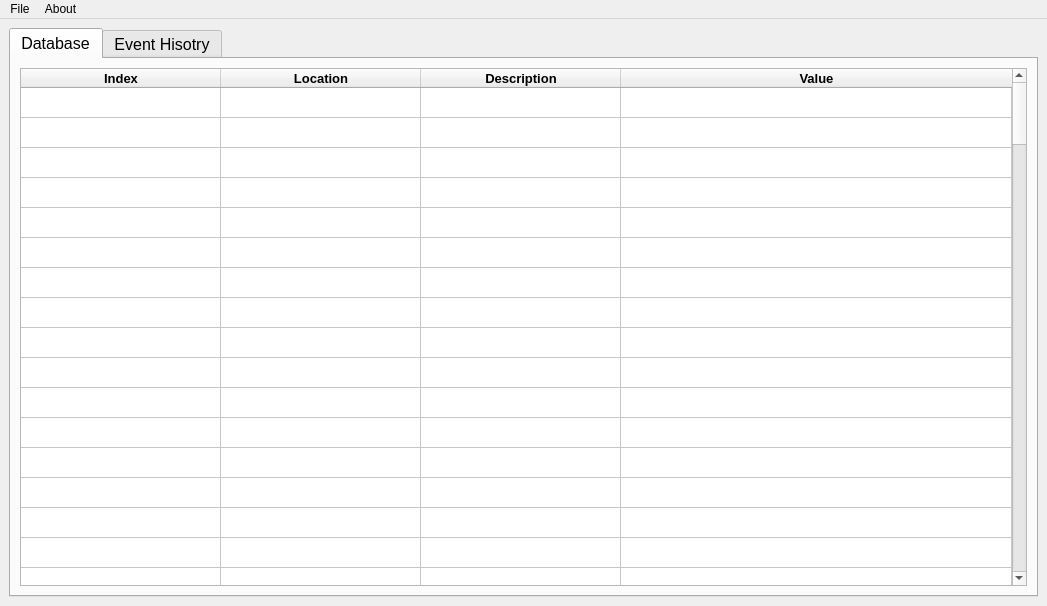
Qt form database_wnd/database.ui (BibinGee/Platform1_UI) before a commit.
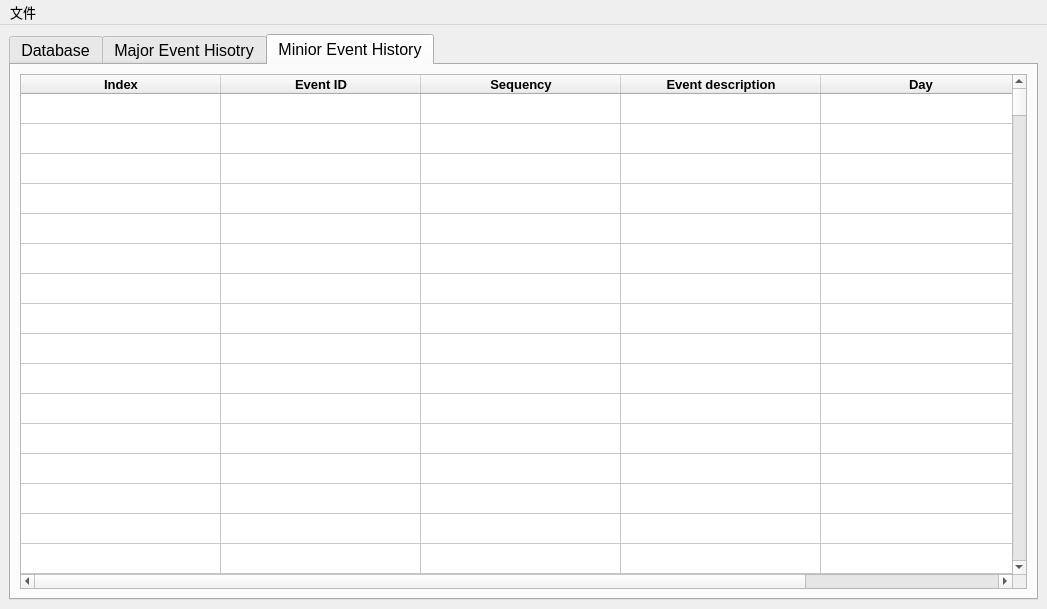
The same form after that commit. The open tabs and pages were chosen to show the change.

```diff
--- a/database_wnd/database.ui
+++ b/database_wnd/database.ui
@@ -7,7 +7,7 @@
     <x>0</x>
     <y>0</y>
     <width>1047</width>
-    <height>606</height>
+    <height>609</height>
    </rect>
   </property>
   <property name="windowTitle">
@@ -372,7 +372,7 @@
         </widget>
         <widget class="QWidget" name="tab_2">
          <attribute name="title">
-          <string>Event Hisotry</string>
+          <string>Major Event Hisotry</string>
          </attribute>
          <layout class="QVBoxLayout" name="verticalLayout_2">
           <item>
@@ -996,6 +996,628 @@
           </item>
          </layout>
         </widget>
+        <widget class="QWidget" name="MinorE">
+         <attribute name="title">
+          <string>Minior Event History</string>
+         </attribute>
+         <layout class="QVBoxLayout" name="verticalLayout_4">
+          <item>
+           <widget class="QTableWidget" name="minor_event_table">
+            <property name="minimumSize">
+             <size>
+              <width>993</width>
+              <height>0</height>
+             </size>
+            </property>
+            <property name="showGrid">
+             <bool>true</bool>
+            </property>
+            <property name="sortingEnabled">
+             <bool>true</bool>
+            </property>
+            <property name="rowCount">
+             <number>500</number>
+            </property>
+            <property name="columnCount">
+             <number>5</number>
+            </property>
+            <attribute name="horizontalHeaderCascadingSectionResizes">
+             <bool>true</bool>
+            </attribute>
+            <attribute name="horizontalHeaderMinimumSectionSize">
+             <number>50</number>
+            </attribute>
+            <attribute name="horizontalHeaderDefaultSectionSize">
+             <number>200</number>
+            </attribute>
+            <attribute name="verticalHeaderVisible">
+             <bool>false</bool>
+            </attribute>
+            <attribute name="verticalHeaderCascadingSectionResizes">
+             <bool>false</bool>
+            </attribute>
+            <attribute name="verticalHeaderHighlightSections">
+             <bool>true</bool>
+            </attribute>
+            <row/>
+            <row/>
+            <row/>
+            <row/>
+            <row/>
+            <row/>
+            <row/>
+            <row/>
+            <row/>
+            <row/>
+            <row/>
+            <row/>
+            <row/>
+            <row/>
+            <row/>
+            <row/>
+            <row/>
+            <row/>
+            <row/>
+            <row/>
+            <row/>
+            <row/>
+            <row/>
+            <row/>
+            <row/>
+            <row/>
+            <row/>
+            <row/>
+            <row/>
+            <row/>
+            <row/>
+            <row/>
+            <row/>
+            <row/>
+            <row/>
+            <row/>
+            <row/>
+            <row/>
+            <row/>
+            <row/>
+            <row/>
+            <row/>
+            <row/>
+            <row/>
+            <row/>
+            <row/>
+            <row/>
+            <row/>
+            <row/>
+            <row/>
+            <row/>
+            <row/>
+            <row/>
+            <row/>
+            <row/>
+            <row/>
+            <row/>
+            <row/>
+            <row/>
+            <row/>
+            <row/>
+            <row/>
+            <row/>
+            <row/>
+            <row/>
+            <row/>
+            <row/>
+            <row/>
+            <row/>
+            <row/>
+            <row/>
+            <row/>
+            <row/>
+            <row/>
+            <row/>
+            <row/>
+            <row/>
+            <row/>
+            <row/>
+            <row/>
+            <row/>
+            <row/>
+            <row/>
+            <row/>
+            <row/>
+            <row/>
+            <row/>
+            <row/>
+            <row/>
+            <row/>
+            <row/>
+            <row/>
+            <row/>
+            <row/>
+            <row/>
+            <row/>
+            <row/>
+            <row/>
+            <row/>
+            <row/>
+            <row/>
+            <row/>
+            <row/>
+            <row/>
+            <row/>
+            <row/>
+            <row/>
+            <row/>
+            <row/>
+            <row/>
+            <row/>
+            <row/>
+            <row/>
+            <row/>
+            <row/>
+            <row/>
+            <row/>
+            <row/>
+            <row/>
+            <row/>
+            <row/>
+            <row/>
+            <row/>
+            <row/>
+            <row/>
+            <row/>
+            <row/>
+            <row/>
+            <row/>
+            <row/>
+            <row/>
+            <row/>
+            <row/>
+            <row/>
+            <row/>
+            <row/>
+            <row/>
+            <row/>
+            <row/>
+            <row/>
+            <row/>
+            <row/>
+            <row/>
+            <row/>
+            <row/>
+            <row/>
+            <row/>
+            <row/>
+            <row/>
+            <row/>
+            <row/>
+            <row/>
+            <row/>
+            <row/>
+            <row/>
+            <row/>
+            <row/>
+            <row/>
+            <row/>
+            <row/>
+            <row/>
+            <row/>
+            <row/>
+            <row/>
+            <row/>
+            <row/>
+            <row/>
+            <row/>
+            <row/>
+            <row/>
+            <row/>
+            <row/>
+            <row/>
+            <row/>
+            <row/>
+            <row/>
+            <row/>
+            <row/>
+            <row/>
+            <row/>
+            <row/>
+            <row/>
+            <row/>
+            <row/>
+            <row/>
+            <row/>
+            <row/>
+            <row/>
+            <row/>
+            <row/>
+            <row/>
+            <row/>
+            <row/>
+            <row/>
+            <row/>
+            <row/>
+            <row/>
+            <row/>
+            <row/>
+            <row/>
+            <row/>
+            <row/>
+            <row/>
+            <row/>
+            <row/>
+            <row/>
+            <row/>
+            <row/>
+            <row/>
+            <row/>
+            <row/>
+            <row/>
+            <row/>
+            <row/>
+            <row/>
+            <row/>
+            <row/>
+            <row/>
+            <row/>
+            <row/>
+            <row/>
+            <row/>
+            <row/>
+            <row/>
+            <row/>
+            <row/>
+            <row/>
+            <row/>
+            <row/>
+            <row/>
+            <row/>
+            <row/>
+            <row/>
+            <row/>
+            <row/>
+            <row/>
+            <row/>
+            <row/>
+            <row/>
+            <row/>
+            <row/>
+            <row/>
+            <row/>
+            <row/>
+            <row/>
+            <row/>
+            <row/>
+            <row/>
+            <row/>
+            <row/>
+            <row/>
+            <row/>
+            <row/>
+            <row/>
+            <row/>
+            <row/>
+            <row/>
+            <row/>
+            <row/>
+            <row/>
+            <row/>
+            <row/>
+            <row/>
+            <row/>
+            <row/>
+            <row/>
+            <row/>
+            <row/>
+            <row/>
+            <row/>
+            <row/>
+            <row/>
+            <row/>
+            <row/>
+            <row/>
+            <row/>
+            <row/>
+            <row/>
+            <row/>
+            <row/>
+            <row/>
+            <row/>
+            <row/>
+            <row/>
+            <row/>
+            <row/>
+            <row/>
+            <row/>
+            <row/>
+            <row/>
+            <row/>
+            <row/>
+            <row/>
+            <row/>
+            <row/>
+            <row/>
+            <row/>
+            <row/>
+            <row/>
+            <row/>
+            <row/>
+            <row/>
+            <row/>
+            <row/>
+            <row/>
+            <row/>
+            <row/>
+            <row/>
+            <row/>
+            <row/>
+            <row/>
+            <row/>
+            <row/>
+            <row/>
+            <row/>
+            <row/>
+            <row/>
+            <row/>
+            <row/>
+            <row/>
+            <row/>
+            <row/>
+            <row/>
+            <row/>
+            <row/>
+            <row/>
+            <row/>
+            <row/>
+            <row/>
+            <row/>
+            <row/>
+            <row/>
+            <row/>
+            <row/>
+            <row/>
+            <row/>
+            <row/>
+            <row/>
+            <row/>
+            <row/>
+            <row/>
+            <row/>
+            <row/>
+            <row/>
+            <row/>
+            <row/>
+            <row/>
+            <row/>
+            <row/>
+            <row/>
+            <row/>
+            <row/>
+            <row/>
+            <row/>
+            <row/>
+            <row/>
+            <row/>
+            <row/>
+            <row/>
+            <row/>
+            <row/>
+            <row/>
+            <row/>
+            <row/>
+            <row/>
+            <row/>
+            <row/>
+            <row/>
+            <row/>
+            <row/>
+            <row/>
+            <row/>
+            <row/>
+            <row/>
+            <row/>
+            <row/>
+            <row/>
+            <row/>
+            <row/>
+            <row/>
+            <row/>
+            <row/>
+            <row/>
+            <row/>
+            <row/>
+            <row/>
+            <row/>
+            <row/>
+            <row/>
+            <row/>
+            <row/>
+            <row/>
+            <row/>
+            <row/>
+            <row/>
+            <row/>
+            <row/>
+            <row/>
+            <row/>
+            <row/>
+            <row/>
+            <row/>
+            <row/>
+            <row/>
+            <row/>
+            <row/>
+            <row/>
+            <row/>
+            <row/>
+            <row/>
+            <row/>
+            <row/>
+            <row/>
+            <row/>
+            <row/>
+            <row/>
+            <row/>
+            <row/>
+            <row/>
+            <row/>
+            <row/>
+            <row/>
+            <row/>
+            <row/>
+            <row/>
+            <row/>
+            <row/>
+            <row/>
+            <row/>
+            <row/>
+            <row/>
+            <row/>
+            <row/>
+            <row/>
+            <row/>
+            <row/>
+            <row/>
+            <row/>
+            <row/>
+            <row/>
+            <row/>
+            <row/>
+            <row/>
+            <row/>
+            <row/>
+            <row/>
+            <row/>
+            <row/>
+            <row/>
+            <row/>
+            <row/>
+            <row/>
+            <row/>
+            <row/>
+            <row/>
+            <row/>
+            <row/>
+            <row/>
+            <row/>
+            <row/>
+            <row/>
+            <row/>
+            <row/>
+            <row/>
+            <row/>
+            <row/>
+            <row/>
+            <row/>
+            <row/>
+            <row/>
+            <row/>
+            <row/>
+            <row/>
+            <row/>
+            <row/>
+            <row/>
+            <row/>
+            <row/>
+            <row/>
+            <row/>
+            <row/>
+            <row/>
+            <row/>
+            <row/>
+            <row/>
+            <row/>
+            <row/>
+            <row/>
+            <row/>
+            <row/>
+            <row/>
+            <row/>
+            <row/>
+            <row/>
+            <row/>
+            <row/>
+            <row/>
+            <row/>
+            <row/>
+            <row/>
+            <column>
+             <property name="text">
+              <string>Index</string>
+             </property>
+             <property name="font">
+              <font>
+               <pointsize>10</pointsize>
+               <weight>75</weight>
+               <bold>true</bold>
+              </font>
+             </property>
+             <property name="textAlignment">
+              <set>AlignCenter</set>
+             </property>
+            </column>
+            <column>
+             <property name="text">
+              <string>Event ID</string>
+             </property>
+             <property name="font">
+              <font>
+               <pointsize>10</pointsize>
+               <weight>75</weight>
+               <bold>true</bold>
+              </font>
+             </property>
+             <property name="textAlignment">
+              <set>AlignCenter</set>
+             </property>
+            </column>
+            <column>
+             <property name="text">
+              <string>Sequency</string>
+             </property>
+             <property name="font">
+              <font>
+               <pointsize>10</pointsize>
+               <weight>75</weight>
+               <bold>true</bold>
+              </font>
+             </property>
+             <property name="textAlignment">
+              <set>AlignCenter</set>
+             </property>
+            </column>
+            <column>
+             <property name="text">
+              <string>Event description</string>
+             </property>
+             <property name="font">
+              <font>
+               <pointsize>10</pointsize>
+               <weight>75</weight>
+               <bold>true</bold>
+              </font>
+             </property>
+             <property name="textAlignment">
+              <set>AlignCenter</set>
+             </property>
+            </column>
+            <column>
+             <property name="text">
+              <string>Day</string>
+             </property>
+             <property name="font">
+              <font>
+               <pointsize>10</pointsize>
+               <weight>75</weight>
+               <bold>true</bold>
+              </font>
+             </property>
+             <property name="textAlignment">
+              <set>AlignCenter</set>
+             </property>
+            </column>
+           </widget>
+          </item>
+         </layout>
+        </widget>
        </widget>
       </item>
      </layout>
@@ -1008,24 +1630,22 @@
      <x>0</x>
      <y>0</y>
      <width>1047</width>
-     <height>26</height>
+     <height>29</height>
     </rect>
    </property>
+   <property name="font">
+    <font>
+     <pointsize>10</pointsize>
+    </font>
+   </property>
    <widget class="QMenu" name="menuFile">
     <property name="title">
-     <string>File</string>
+     <string>文件</string>
     </property>
     <addaction name="actionExport"/>
     <addaction name="actionExit"/>
    </widget>
-   <widget class="QMenu" name="menuAbout">
-    <property name="title">
-     <string>About</string>
-    </property>
-    <addaction name="actionabout"/>
-   </widget>
    <addaction name="menuFile"/>
-   <addaction name="menuAbout"/>
   </widget>
   <action name="actionExport">
    <property name="text">
```
Left out of the diff: 14 changed lines with no effect on the pictures.
